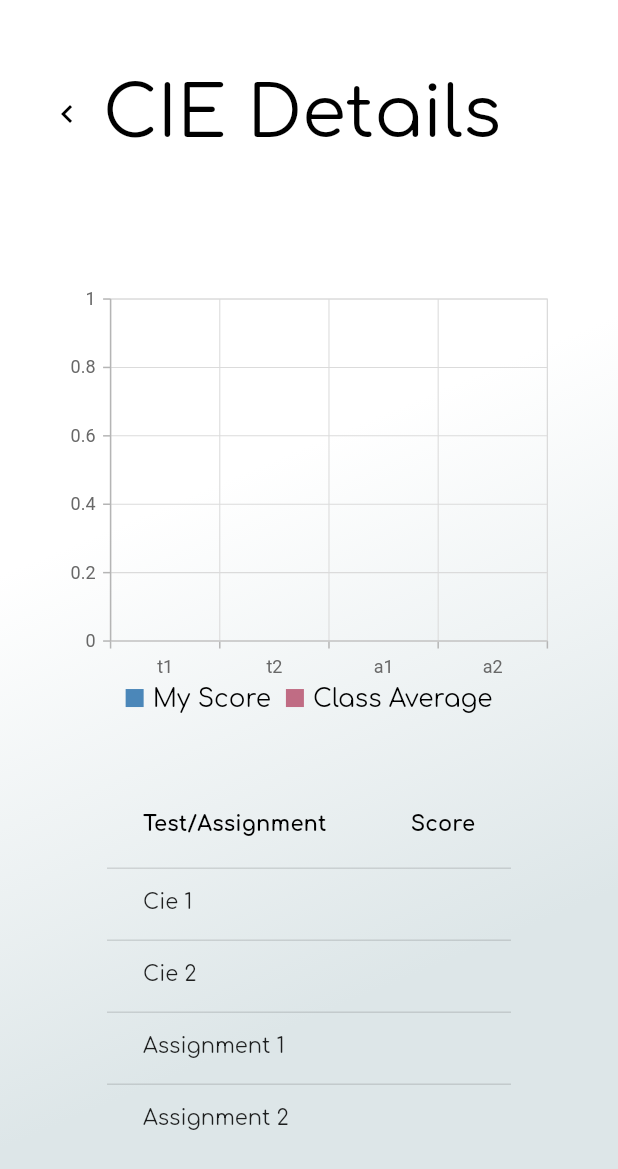
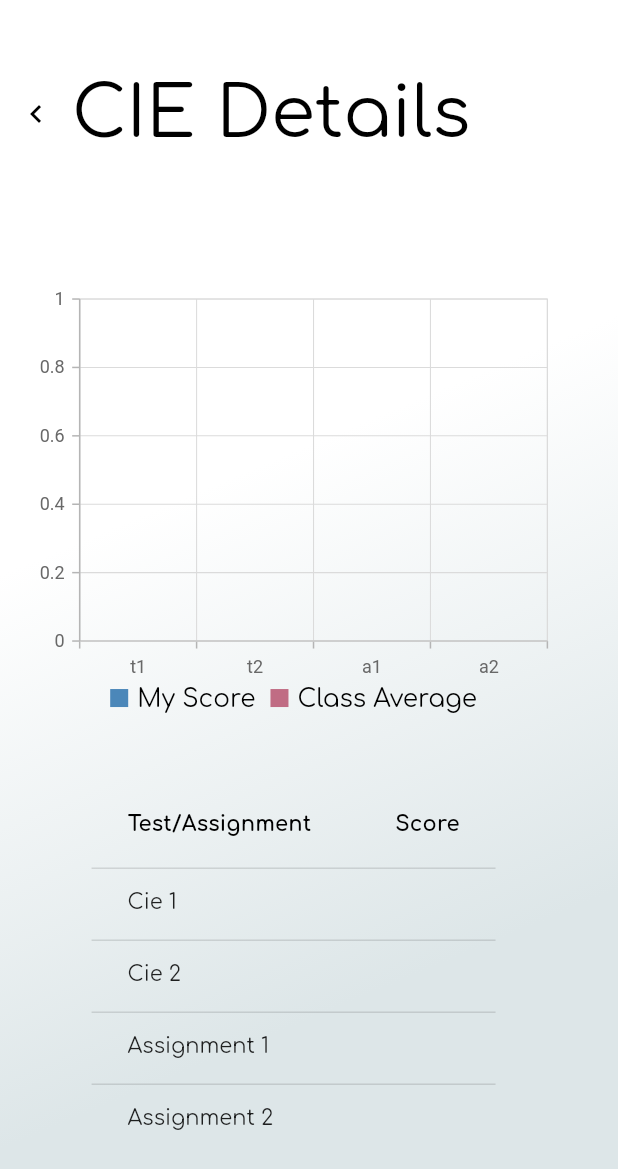
Before and after one commit to nandanhere/officialConnect, a Flutter app: the CieDetails screen opened directly with empty values, on a phone screen of 412 x 824 dp. Shown: the top 1169 px of the screen. Run offline on Flutter 3.47's test engine with Material 2 defaults, Android fonts, the light colour scheme and no system bars; our stand-ins replace auto_size_text, cached_network_image, flutter_neumorphic, flutter_spinkit, font_awesome_flutter, shared_preferences and 2 more; missing offline and left inert: syncfusion_flutter_core; accounts and stored records are empty.

Commit message:
some minor changes

```diff
--- a/lib/Screens/AttendanceInfo.dart
+++ b/lib/Screens/AttendanceInfo.dart
@@ -1,3 +1,4 @@
+import 'package:auto_size_text/auto_size_text.dart';
 import 'package:flutter/material.dart';
 import 'package:official_connect/Providers/sisdata.dart';
 import 'package:official_connect/Widgets/AttendanceGraph.dart';
@@ -35,7 +36,7 @@ class AttendanceInfo extends StatelessWidget {
           physics: const BouncingScrollPhysics(),
           child: Column(
             children: [
-              Text(
+              AutoSizeText(
                 "Attendance Info",
                 style: titleStyle,
               ),
--- a/lib/Screens/CieDetails.dart
+++ b/lib/Screens/CieDetails.dart
@@ -24,27 +24,11 @@ class CieDetails extends StatelessWidget {
     return Scaffold(
       backgroundColor:
           (sisData.darkMode) ? Colors.black : NeumorphicColors.background,
-      // appBar: AppBar(
-      //   centerTitle: true,
-      //   foregroundColor: const Color(0xFF852528),
-      //   backgroundColor: Colors.transparent,
-      //   elevation: 0,
-      //   title: Text(
-      //     "CIE details",
-      //     style: TextStyle(
-      //         color: const Color(0xFF852528),
-      //         fontSize: MediaQuery.of(context).size.width * 0.06,
-      //         fontFamily: 'Comfortaa'),
-      //   ),
-      // ),
       body: SingleChildScrollView(
         child: Container(
           decoration: BoxDecoration(gradient: linearGradient),
           padding: EdgeInsets.only(
-              left: width * 0.05,
-              right: width * 0.05,
-              top: height * 0.06,
-              bottom: height * 0.25),
+              right: width * 0.05, top: height * 0.06, bottom: height * 0.25),
           child: Column(
             children: [
               Padding(
--- a/lib/Widgets/CieDetailsGraph.dart
+++ b/lib/Widgets/CieDetailsGraph.dart
@@ -64,6 +64,8 @@ class _CieDetailsGraphState extends State<CieDetailsGraph> {
               1),
       series: <ChartSeries<List<String>, String>>[
         BarSeries<List<String>, String>(
+          borderRadius: BorderRadius.only(
+              topLeft: Radius.circular(7), topRight: Radius.circular(7)),
           legendItemText: "My Score",
           gradient: const LinearGradient(
             begin: Alignment.topRight,
@@ -79,6 +81,8 @@ class _CieDetailsGraphState extends State<CieDetailsGraph> {
           yValueMapper: (e, _) => int.tryParse(e[0].split("/").first) ?? 0,
         ),
         BarSeries<List<String>, String>(
+          borderRadius: BorderRadius.only(
+              topLeft: Radius.circular(7), topRight: Radius.circular(7)),
           legendItemText: "Class Average",
           gradient: const LinearGradient(
             begin: Alignment.topRight,
--- a/lib/Widgets/CieGraph.dart
+++ b/lib/Widgets/CieGraph.dart
@@ -46,6 +46,8 @@ class _CieGraphState extends State<CieGraph> {
       primaryYAxis: NumericAxis(minimum: 0, maximum: 50),
       series: <ChartSeries<Marks, String>>[
         BarSeries<Marks, String>(
+          borderRadius: BorderRadius.only(
+              topLeft: Radius.circular(7), topRight: Radius.circular(7)),
           gradient: const LinearGradient(
             begin: Alignment.topRight,
             end: Alignment.bottomLeft,
```
